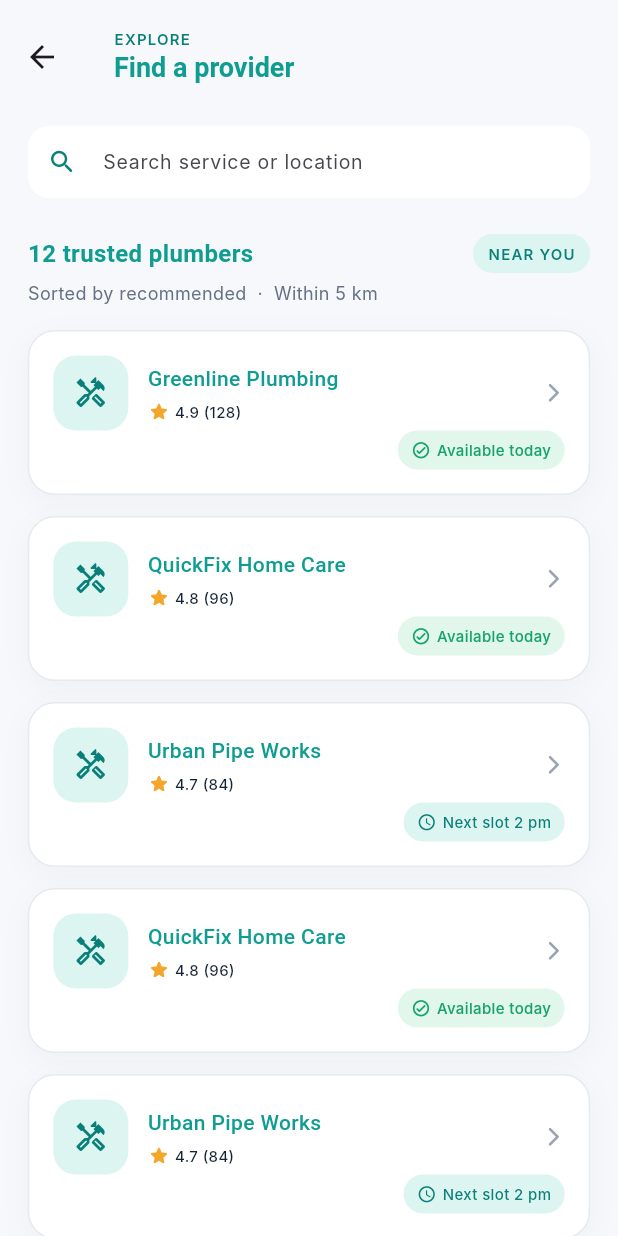
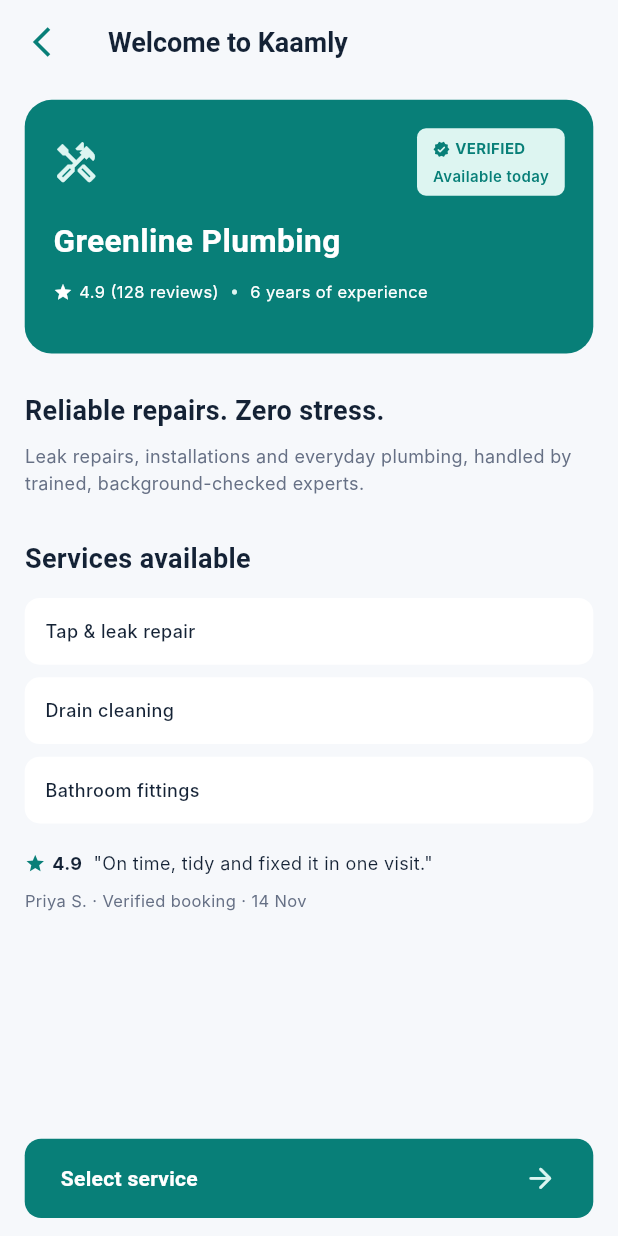
Before and after one commit to Salman-Nazeer/Fixify-DSTP, a Flutter app: the ExploreServicesScreen screen opened directly, after a tap on "Greenline Plumbing", on a phone screen of 412 x 824 dp. Run offline on Flutter 3.47's test engine with Material 3 defaults, Android fonts, the phone set to English and light mode, and no system bars; our stand-ins replace get; Roboto replaces fonts that are missing (Inter, Poppins).

Commit message:
provider Detail screen

```diff
--- a/lib/main.dart
+++ b/lib/main.dart
@@ -1,4 +1,5 @@
 import 'package:fixify/controllers/auth_controller.dart';
+// import 'package:fixify/views/coustomer/provider_details.dart';
 import 'package:fixify/views/splash_screen.dart';
 import 'package:flutter/material.dart';
 import 'package:get/get.dart';
@@ -16,8 +17,9 @@ class MyApp extends StatelessWidget {
     return GetMaterialApp(
       debugShowCheckedModeBanner: false,
       title: 'Flutter Demo',
-      theme: ThemeData(colorScheme: .fromSeed(seedColor: Colors.deepPurple)),
+      theme: ThemeData(colorScheme: ColorScheme.fromSeed(seedColor: Colors.deepPurple)),
       home: const SplashScreen(),
+      // home: const ProviderDetailsScreen(),
     );
   }
 }
--- a/lib/views/coustomer/explor.dart
+++ b/lib/views/coustomer/explor.dart
@@ -1,5 +1,6 @@
 import 'package:fixify/constant/colors.dart';
 import 'package:fixify/constant/fontsapp.dart';
+import 'package:fixify/views/coustomer/provider_details.dart';
 import 'package:flutter/material.dart';
 
 class ExploreServicesScreen extends StatelessWidget {
@@ -159,22 +160,23 @@ class ExploreServicesScreen extends StatelessWidget {
               ],
             ),
             const SizedBox(height: 5),
-            DefaultTextStyle.merge(
-              style: const TextStyle(color: AppColors.lightTextSecondary),
-              child: const Text(
-                'Sorted by recommended  ·  Within 5 km',
-                style: AppFonts.bodySmall,
+            Text(
+              'Sorted by recommended',
+              style: TextStyle(
+                fontFamily: AppFonts.bodyFont,
+                fontSize: AppFonts.bodySmallSize,
+                fontWeight: FontWeight.w400,
+                color: AppColors.lightTextSecondary,
               ),
             ),
 
             const SizedBox(height: 16),
 
             // PROVIDER CARDS LIST
-            ListView.separated(
+            ListView.builder(
               shrinkWrap: true,
               physics: const NeverScrollableScrollPhysics(),
               itemCount: providers.length,
-              separatorBuilder: (context, index) => const SizedBox(height: 14),
               itemBuilder: (context, index) {
                 final provider = providers[index];
                 final isAvailableToday =
@@ -182,10 +184,15 @@ class ExploreServicesScreen extends StatelessWidget {
 
                 return InkWell(
                   onTap: () {
-                    // Navigate to provider details
+                    Navigator.of(context).push(
+                      MaterialPageRoute(
+                        builder: (_) => ProviderDetailsScreen(),
+                      ),
+                    );
                   },
                   borderRadius: BorderRadius.circular(18),
                   child: Container(
+                    margin: const EdgeInsets.only(top: 14),
                     padding: EdgeInsets.all(isSmallScreen ? 14 : 16),
                     decoration: BoxDecoration(
                       color: AppColors.white,
--- /dev/null
+++ b/lib/views/coustomer/provider_details.dart
@@ -0,0 +1,325 @@
+import 'package:fixify/constant/colors.dart';
+import 'package:fixify/constant/fontsapp.dart';
+import 'package:flutter/material.dart';
+
+class ProviderDetailsScreen extends StatelessWidget {
+  const ProviderDetailsScreen({super.key});
+
+  @override
+  Widget build(BuildContext context) {
+    final size = MediaQuery.of(context).size;
+    final scale = (size.width / 390).clamp(0.85, 1.15).toDouble();
+
+    final services = [
+      {'name': 'Tap & leak repair'},
+      {'name': 'Drain cleaning'},
+      {'name': 'Bathroom fittings'},
+    ];
+
+    return Scaffold(
+      backgroundColor: AppColors.lightBackground,
+
+      // APP BAR
+      appBar: AppBar(
+        backgroundColor: AppColors.lightBackground,
+        centerTitle: false,
+        leading: IconButton(
+          onPressed: () {
+            Navigator.pop(context);
+          },
+          icon: const Icon(
+            Icons.arrow_back_ios_outlined,
+            color: AppColors.primaryDark,
+          ),
+        ),
+        title: Text(
+          'Welcome to Kaamly',
+          style: AppFonts.titleLarge.copyWith(
+            color: AppColors.secondary,
+            fontWeight: FontWeight.bold,
+          ),
+        ),
+      ),
+
+      body: SafeArea(
+        child: Column(
+          children: [
+            Expanded(
+              child: SingleChildScrollView(
+                padding: EdgeInsets.symmetric(horizontal: size.width * 0.04),
+                child: Column(
+                  crossAxisAlignment: CrossAxisAlignment.start,
+                  children: [
+                    SizedBox(height: 10 * scale),
+
+                    // PROVIDER PROFILE CARD
+                    Container(
+                      width: double.infinity,
+                      padding: EdgeInsets.all(18 * scale),
+                      decoration: BoxDecoration(
+                        color: AppColors.primaryDark,
+                        borderRadius: BorderRadius.circular(17 * scale),
+                      ),
+                      child: Column(
+                        crossAxisAlignment: CrossAxisAlignment.start,
+                        children: [
+                          Row(
+                            mainAxisAlignment: MainAxisAlignment.spaceBetween,
+                            children: [
+                              Icon(
+                                Icons.handyman_outlined,
+                                size: 29 * scale,
+                                color: AppColors.mint,
+                              ),
+
+                              Container(
+                                padding: EdgeInsets.symmetric(
+                                  horizontal: 10 * scale,
+                                  vertical: 6 * scale,
+                                ),
+                                decoration: BoxDecoration(
+                                  color: AppColors.mint,
+                                  borderRadius: BorderRadius.circular(6),
+                                ),
+                                child: Column(
+                                  crossAxisAlignment: CrossAxisAlignment.start,
+                                  mainAxisSize: MainAxisSize.min,
+                                  children: [
+                                    Row(
+                                      mainAxisSize: MainAxisSize.min,
+                                      children: [
+                                        Icon(
+                                          Icons.verified_rounded,
+                                          size: 11 * scale,
+                                          color: AppColors.primaryDark,
+                                        ),
+                                        SizedBox(width: 3 * scale),
+                                        Text(
+                                          'VERIFIED',
+                                          style: AppFonts.labelSmall.copyWith(
+                                            color: AppColors.primaryDark,
+                                            fontWeight: FontWeight.w700,
+                                          ),
+                                        ),
+                                      ],
+                                    ),
+
+                                    SizedBox(height: 4 * scale),
+
+                                    Text(
+                                      'Available today',
+                                      style: AppFonts.labelSmall.copyWith(
+                                        color: AppColors.primaryDark,
+                                        fontWeight: FontWeight.w600,
+                                      ),
+                                    ),
+                                  ],
+                                ),
+                              ),
+                            ],
+                          ),
+                          SizedBox(height: 15 * scale),
+                          Text(
+                            'Greenline Plumbing',
+                            style: AppFonts.headlineSmall.copyWith(
+                              color: AppColors.white,
+                              fontSize: 20 * scale,
+                            ),
+                          ),
+                          SizedBox(height: 10 * scale),
+                          Row(
+                            children: [
+                              const Icon(
+                                Icons.star,
+                                color: AppColors.white,
+                                size: 13,
+                              ),
+                              SizedBox(width: 4 * scale),
+                              Text(
+                                '4.9 (128 reviews)',
+                                style: AppFonts.caption.copyWith(
+                                  color: AppColors.white,
+                                ),
+                              ),
+                              Padding(
+                                padding: EdgeInsets.symmetric(
+                                  horizontal: 8 * scale,
+                                ),
+                                child: const Icon(
+                                  Icons.circle,
+                                  color: AppColors.mint,
+                                  size: 4,
+                                ),
+                              ),
+                              Flexible(
+                                child: Text(
+                                  '6 years of experience',
+                                  style: AppFonts.caption.copyWith(
+                                    color: AppColors.white,
+                                  ),
+                                ),
+                              ),
+                            ],
+                          ),
+                          SizedBox(height: 13 * scale),
+                        ],
+                      ),
+                    ),
+
+                    SizedBox(height: 24 * scale),
+
+                    // DESCRIPTION
+                    Text(
+                      'Reliable repairs. Zero stress.',
+                      style: AppFonts.titleLarge.copyWith(
+                        color: AppColors.secondary,
+                      ),
+                    ),
+                    SizedBox(height: 8 * scale),
+                    Text(
+                      'Leak repairs, installations and everyday plumbing, '
+                      'handled by trained, background-checked experts.',
+                      style: AppFonts.bodySmall.copyWith(
+                        color: AppColors.lightTextSecondary,
+                        height: 1.5,
+                      ),
+                    ),
+
+                    SizedBox(height: 27 * scale),
+
+                    // SERVICES
+                    Text(
+                      'Services available',
+                      style: AppFonts.titleLarge.copyWith(
+                        color: AppColors.secondary,
+                      ),
+                    ),
+                    SizedBox(height: 12 * scale),
+
+                    ListView.separated(
+                      shrinkWrap: true,
+                      physics: const NeverScrollableScrollPhysics(),
+                      itemCount: services.length,
+                      separatorBuilder: (context, index) =>
+                          SizedBox(height: 8 * scale),
+                      itemBuilder: (context, index) {
+                        final service = services[index];
+
+                        return Container(
+                          width: double.infinity,
+                          padding: EdgeInsets.symmetric(
+                            horizontal: 13 * scale,
+                            vertical: 13 * scale,
+                          ),
+                          decoration: BoxDecoration(
+                            color: AppColors.lightSurface,
+                            borderRadius: BorderRadius.circular(10),
+                          ),
+                          child: Row(
+                            children: [
+                              Expanded(
+                                child: Text(
+                                  service['name']!,
+                                  style: AppFonts.bodySmall.copyWith(
+                                    color: AppColors.secondary,
+                                    fontWeight: FontWeight.w500,
+                                  ),
+                                ),
+                              ),
+                            ],
+                          ),
+                        );
+                      },
+                    ),
+
+                    SizedBox(height: 17 * scale),
+
+                    // CUSTOMER REVIEW
+                    Row(
+                      children: [
+                        const Icon(
+                          Icons.star,
+                          size: 14,
+                          color: AppColors.primaryDark,
+                        ),
+                        SizedBox(width: 4 * scale),
+                        Text(
+                          '4.9',
+                          style: AppFonts.labelMedium.copyWith(
+                            color: AppColors.secondary,
+                            fontWeight: FontWeight.w700,
+                          ),
+                        ),
+                        SizedBox(width: 7 * scale),
+                        Expanded(
+                          child: Text(
+                            '"On time, tidy and fixed it in one visit."',
+                            style: AppFonts.bodySmall.copyWith(
+                              color: AppColors.secondary,
+                            ),
+                          ),
+                        ),
+                      ],
+                    ),
+                    SizedBox(height: 8 * scale),
+                    Text(
+                      'Priya S. · Verified booking · 14 Nov',
+                      style: AppFonts.caption.copyWith(
+                        color: AppColors.lightTextSecondary,
+                      ),
+                    ),
+                    SizedBox(height: 20 * scale),
+                  ],
+                ),
+              ),
+            ),
+
+            // SELECT SERVICE BUTTON
+            Padding(
+              padding: EdgeInsets.fromLTRB(
+                size.width * 0.04,
+                10,
+                size.width * 0.04,
+                12,
+              ),
+              child: SizedBox(
+                width: double.infinity,
+                height: 50 * scale,
+                child: ElevatedButton(
+                  onPressed: () {
+                    // Navigate to service selection screen
+                  },
+                  style: ElevatedButton.styleFrom(
+                    backgroundColor: AppColors.primaryDark,
+                    foregroundColor: AppColors.white,
+                    elevation: 0,
+                    shape: RoundedRectangleBorder(
+                      borderRadius: BorderRadius.circular(11),
+                    ),
+                  ),
+                  child: Row(
+                    children: [
+                      Expanded(
+                        child: Text(
+                          'Select service',
+                          style: AppFonts.button.copyWith(
+                            color: AppColors.white,
+                          ),
+                        ),
+                      ),
+                      Icon(
+                        Icons.arrow_forward_rounded,
+                        size: 21 * scale,
+                        color: AppColors.mint,
+                      ),
+                    ],
+                  ),
+                ),
+              ),
+            ),
+          ],
+        ),
+      ),
+    );
+  }
+}
```
